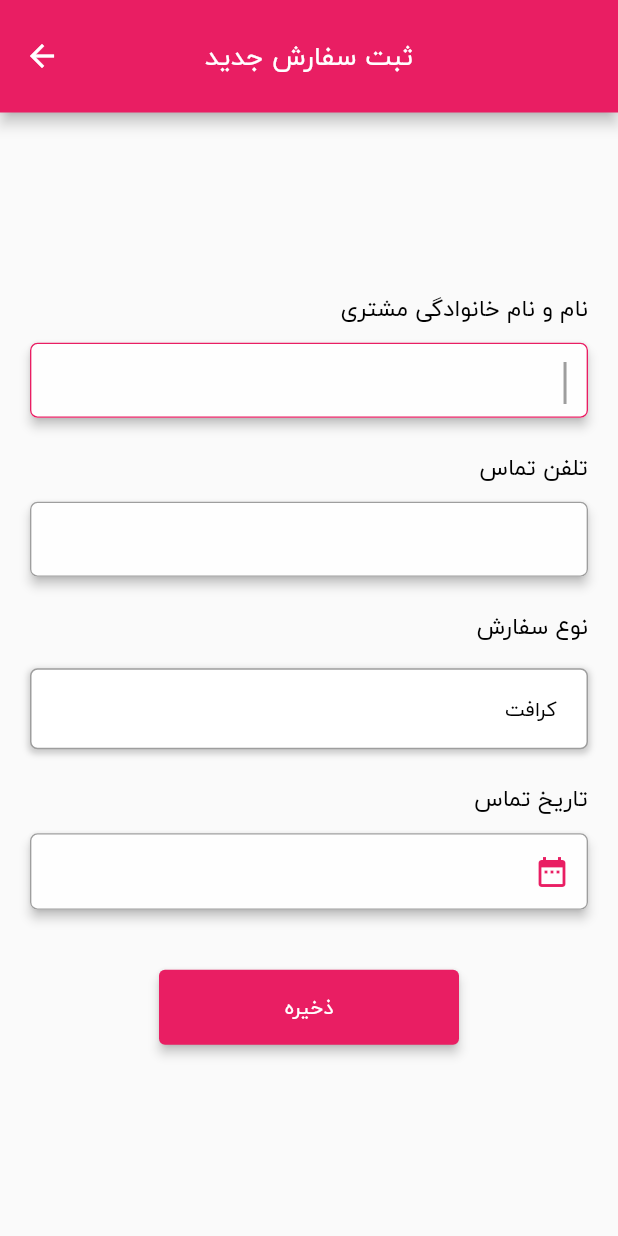
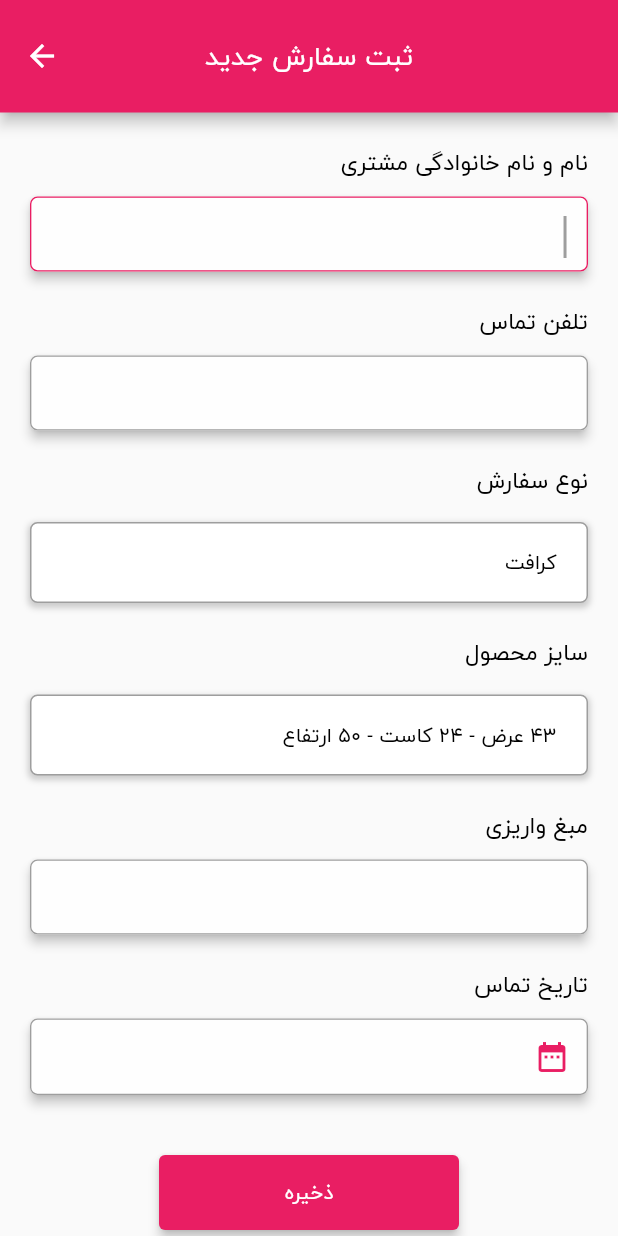
Before and after one commit to mojtaba-abedini/amrtat-front-flutter, a Flutter app: the NewOrder screen opened directly, on a phone screen of 412 x 824 dp. Run offline on Flutter 3.47's test engine with Material 2 defaults, Android fonts, the phone set to English and light mode, and no system bars; missing offline and left inert: persian_datetime_picker.

Commit message:
08/22/2022

```diff
--- a/lib/pages/new_order.dart
+++ b/lib/pages/new_order.dart
@@ -4,7 +4,6 @@ import 'package:flutter/material.dart';
 import 'package:amertat/store.dart';
 import '../widgets/date_picker.dart';
 import '../widgets/textbox_title.dart';
-
 
 class NewOrder extends StatefulWidget {
   const NewOrder({Key? key}) : super(key: key);
@@ -16,7 +15,7 @@ class NewOrder extends StatefulWidget {
 class _NewOrderState extends State<NewOrder> {
   void onPressButton() {
     Navigator.pop(context);
-    print(newOrderType);
+    print(newOrderFirstPrice);
   }
 
   @override
@@ -37,21 +36,37 @@ class _NewOrderState extends State<NewOrder> {
               MyTextboxTitle(
                   title: 'نام و نام خانوادگی مشتری',
                   isNumber: false,
+                  isPrice: false,
                   lengthLimit: 0,
                   callback: (value) => newOrderName = value),
               MyTextboxTitle(
                   title: 'تلفن تماس',
                   isNumber: true,
+                  isPrice: false,
                   lengthLimit: 10,
                   callback: (value) => newOrderPhone = value),
               MyDropDown(
                   title: 'نوع سفارش',
-                  // set first value of dropdown
                   initIndex: () => orderType[0]['name'],
-                  // set variable by first value of dropdown
                   initStateIndex: () =>
                       newOrderType = orderType[0]['name'] as String,
+                  mapVariabale: orderType,
+                  mapFeild: 'name',
                   callback: (value) => newOrderType = value),
+              MyDropDown(
+                  title: 'سایز محصول',
+                  initIndex: () => orderSize[0]['size'],
+                  initStateIndex: () =>
+                      newOrderSize = orderSize[0]['size'] as String,
+                  mapVariabale: orderSize,
+                  mapFeild: 'size',
+                  callback: (value) => newOrderSize = value),
+              MyTextboxTitle(
+                  title: 'مبغ واریزی',
+                  isNumber: true,
+                  isPrice: true,
+                  lengthLimit: 0,
+                  callback: (value) => newOrderFirstPrice = value),
               MyDatePicker(
                   title: 'تاریخ تماس',
                   callback: (jalaliDate, georgianDate) =>
@@ -59,7 +74,10 @@ class _NewOrderState extends State<NewOrder> {
               const SizedBox(
                 height: 20,
               ),
-              MyButton(text: 'ذخیره', callback: onPressButton)
+              MyButton(text: 'ذخیره', callback: onPressButton),
+              const SizedBox(
+                height: 10,
+              ),
             ],
           ),
         )));
--- a/lib/store.dart
+++ b/lib/store.dart
@@ -6,9 +6,16 @@ String newCustomerOrderDescription = "";
 String newOrderName = "";
 String newOrderPhone = "";
 String newOrderType = "";
+String newOrderSize = "";
+String newOrderFirstPrice = "";
 String newOrderDate = "";
 
-const orderType = [
-  {'id': 1, 'name': 'کرافت'},
-  {'id': 2, 'name': 'گلاسه'},
+List<Map<String, String>> orderType = [
+  {'id': '1', 'name': 'کرافت'},
+  {'id': '2', 'name': 'گلاسه'},
 ];
+
+List<Map<String, String>> orderSize = [
+  {'id': '1', 'orderTypeId' : '1', 'size': '43 عرض - 24 کاست - 50 ارتفاع'},
+  {'id': '2', 'orderTypeId' : '1', 'size': '33 عرض - 12 کاست - 48 ارتفاع'},
+];
--- a/lib/widgets/dropdown.dart
+++ b/lib/widgets/dropdown.dart
@@ -1,16 +1,19 @@
 import 'package:flutter/material.dart';
-import 'package:amertat/store.dart';
 
 class MyDropDown extends StatefulWidget {
   const MyDropDown({
     Key? key,
     required this.title,
+    required this.mapVariabale,
+    required this.mapFeild,
     required this.callback,
     required this.initIndex,
     required this.initStateIndex,
   }) : super(key: key);
 
   final String title;
+  final List<Map<String, String>> mapVariabale;
+  final String mapFeild;
   final Function callback;
   final Function initIndex;
   final Function initStateIndex;
@@ -20,7 +23,6 @@ class MyDropDown extends StatefulWidget {
 }
 
 class _MyDropDownState extends State<MyDropDown> {
-
   late TextEditingController pickedDate = TextEditingController();
   late String dropdownValue = widget.initIndex() as String;
 
@@ -89,12 +91,12 @@ class _MyDropDownState extends State<MyDropDown> {
                         widget.callback(newValue);
                       });
                     },
-                    items: orderType.map((value) {
+                    items: widget.mapVariabale.map((value) {
                       return DropdownMenuItem<String>(
                         alignment: Alignment.center,
-                        value: value['name'] as String,
+                        value: value[widget.mapFeild] as String,
                         child: Text(
-                          value['name'] as String,
+                          value[widget.mapFeild] as String,
                           style: const TextStyle(
                               fontFamily: 'IranYekan', fontSize: 15),
                         ),
--- a/lib/widgets/textbox_title.dart
+++ b/lib/widgets/textbox_title.dart
@@ -9,10 +9,12 @@ class MyTextboxTitle extends StatefulWidget {
       required this.title,
       required this.callback,
       required this.isNumber,
+      required this.isPrice,
       required this.lengthLimit})
       : super(key: key);
 
   final bool isNumber;
+  final bool isPrice;
   final String title;
   final Function callback;
   final int lengthLimit;
@@ -82,11 +84,22 @@ class _MyTextboxTitleState extends State<MyTextboxTitle> {
                     ),
                   ),
                   keyboardType: widget.isNumber ? TextInputType.number : null,
-                  inputFormatters: widget.lengthLimit == 0
+                  inputFormatters: widget.lengthLimit == 0 &&
+                          widget.isPrice == false
                       ? null
-                      : <TextInputFormatter>[
-                          LengthLimitingTextInputFormatter(widget.lengthLimit),
-                        ], //
+                      : (widget.lengthLimit == 0 && widget.isPrice == true
+                          ? <TextInputFormatter>[
+                              ThousandsSeparatorInputFormatter(),
+                            ]
+                          : ((widget.lengthLimit != 0 && widget.isPrice == true
+                              ? <TextInputFormatter>[
+                                  LengthLimitingTextInputFormatter(
+                                      widget.lengthLimit),
+                                  ThousandsSeparatorInputFormatter(),
+                                ]
+                              : null))),
+
+                  //
                 ),
               ),
             ),
@@ -99,3 +112,50 @@ class _MyTextboxTitleState extends State<MyTextboxTitle> {
     );
   }
 }
+
+class ThousandsSeparatorInputFormatter extends TextInputFormatter {
+  static const separator = ','; // Change this to '.' for other locales
+
+  @override
+  TextEditingValue formatEditUpdate(
+      TextEditingValue oldValue, TextEditingValue newValue) {
+    // Short-circuit if the new value is empty
+    if (newValue.text.isEmpty) {
+      return newValue.copyWith(text: '');
+    }
+
+    // Handle "deletion" of separator character
+    String oldValueText = oldValue.text.replaceAll(separator, '');
+    String newValueText = newValue.text.replaceAll(separator, '');
+
+    if (oldValue.text.endsWith(separator) &&
+        oldValue.text.length == newValue.text.length + 1) {
+      newValueText = newValueText.substring(0, newValueText.length - 1);
+    }
+
+    // Only process if the old value and new value are different
+    if (oldValueText != newValueText) {
+      int selectionIndex =
+          newValue.text.length - newValue.selection.extentOffset;
+      final chars = newValueText.split('');
+
+      String newString = '';
+      for (int i = chars.length - 1; i >= 0; i--) {
+        if ((chars.length - 1 - i) % 3 == 0 && i != chars.length - 1) {
+          newString = separator + newString;
+        }
+        newString = chars[i] + newString;
+      }
+
+      return TextEditingValue(
+        text: newString.toString(),
+        selection: TextSelection.collapsed(
+          offset: newString.length - selectionIndex,
+        ),
+      );
+    }
+
+    // If the new value and old value are the same, just return as-is
+    return newValue;
+  }
+}
```
Also changed, not shown: lib/pages/new_customer.dart (+9 -0 lines), 2 other files.
